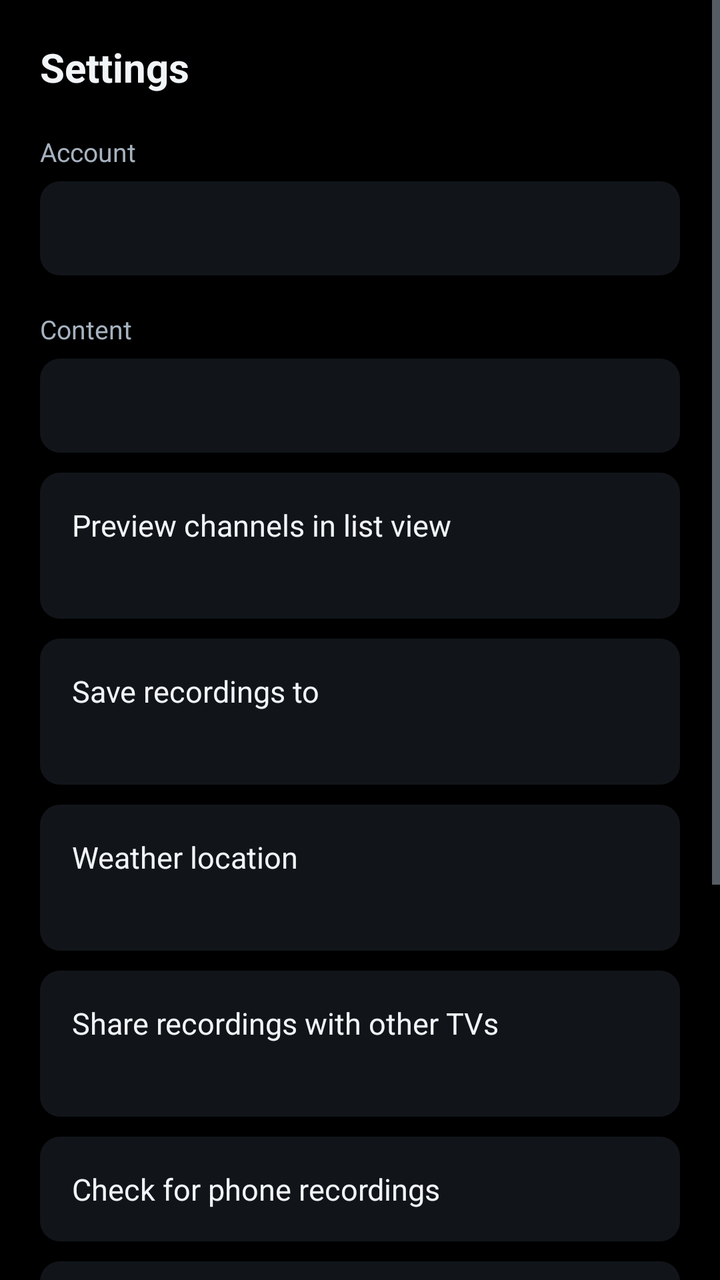
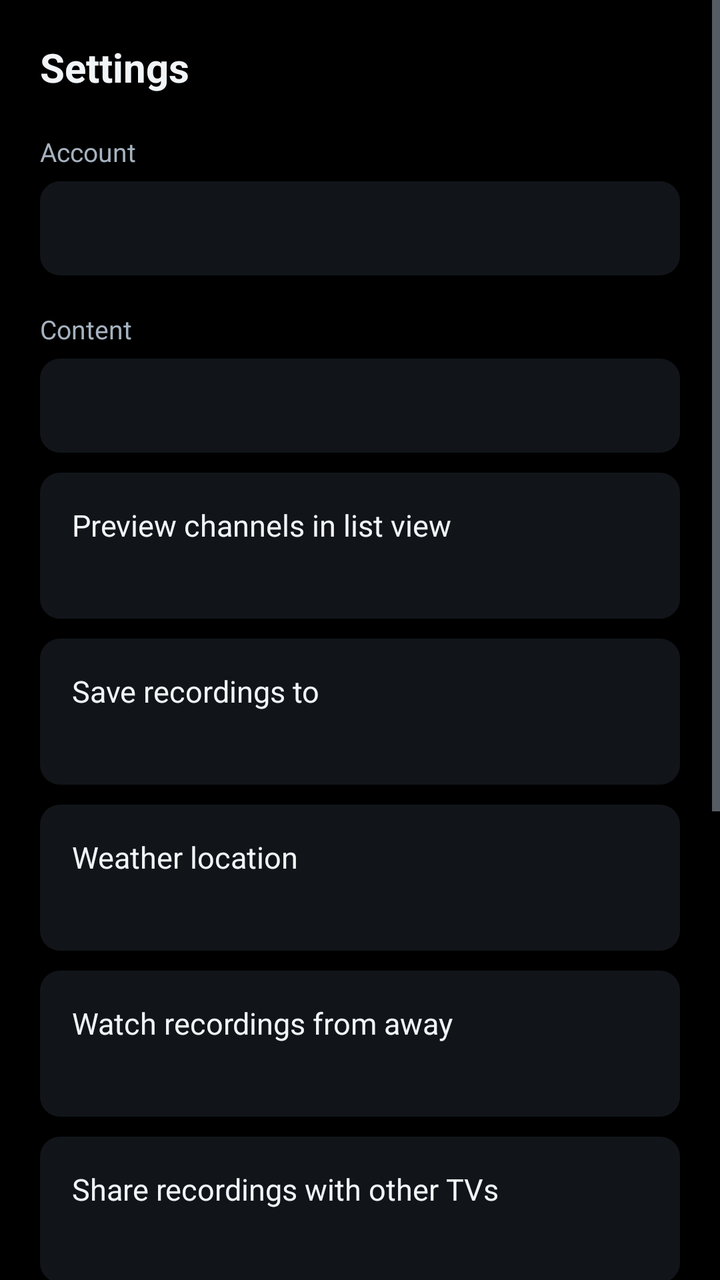

Compare the two renders of this Android layout. The source of the first and the diff that turns it into the second are given below.
<!-- AndroidManifest.xml: application theme AppTheme -->
<!-- res/layout/activity_settings.xml -->
<?xml version="1.0" encoding="utf-8"?>
<ScrollView xmlns:android="http://schemas.android.com/apk/res/android"
    android:layout_width="match_parent"
    android:layout_height="match_parent"
    android:background="@color/bg_base"
    android:fillViewport="true">

    <LinearLayout
        android:layout_width="match_parent"
        android:layout_height="wrap_content"
        android:orientation="vertical"
        android:padding="20dp">

        <TextView
            android:layout_width="wrap_content"
            android:layout_height="wrap_content"
            android:text="@string/settings"
            android:textColor="@color/text_primary"
            android:textSize="20sp"
            android:textStyle="bold" />

        <TextView
            android:layout_width="wrap_content"
            android:layout_height="wrap_content"
            android:layout_marginTop="20dp"
            android:text="@string/account"
            android:textColor="@color/text_secondary"
            android:textSize="13sp" />

        <TextView
            android:id="@+id/accountSummary"
            android:layout_width="match_parent"
            android:layout_height="wrap_content"
            android:layout_marginTop="6dp"
            android:background="@drawable/bg_row"
            android:lineSpacingExtra="4dp"
            android:padding="14dp"
            android:textColor="@color/text_primary"
            android:textSize="14sp" />

        <TextView
            android:layout_width="wrap_content"
            android:layout_height="wrap_content"
            android:layout_marginTop="18dp"
            android:text="@string/content"
            android:textColor="@color/text_secondary"
            android:textSize="13sp" />

        <TextView
            android:id="@+id/catalogueSummary"
            android:layout_width="match_parent"
            android:layout_height="wrap_content"
            android:layout_marginTop="6dp"
            android:background="@drawable/bg_row"
            android:padding="14dp"
            android:textColor="@color/text_primary"
            android:textSize="14sp" />

        <LinearLayout
            android:id="@+id/previewRow"
            android:layout_width="match_parent"
            android:layout_height="wrap_content"
            android:layout_marginTop="10dp"
            android:background="@drawable/bg_row"
            android:clickable="true"
            android:focusable="true"
            android:orientation="vertical"
            android:padding="16dp">

            <TextView
                android:layout_width="match_parent"
                android:layout_height="wrap_content"
                android:text="@string/channel_preview"
                android:textColor="@color/text_primary"
                android:textSize="15sp" />

            <TextView
                android:id="@+id/previewState"
                android:layout_width="match_parent"
                android:layout_height="wrap_content"
                android:layout_marginTop="3dp"
                android:textColor="@color/text_secondary"
                android:textSize="13sp" />
        </LinearLayout>

        
        <LinearLayout
            android:id="@+id/storageRow"
            android:layout_width="match_parent"
            android:layout_height="wrap_content"
            android:layout_marginTop="10dp"
            android:background="@drawable/bg_row"
            android:clickable="true"
            android:focusable="true"
            android:orientation="vertical"
            android:padding="16dp">

            <TextView
                android:layout_width="match_parent"
                android:layout_height="wrap_content"
                android:text="@string/recording_storage_row"
                android:textColor="@color/text_primary"
                android:textSize="15sp" />

            <TextView
                android:id="@+id/storageState"
                android:layout_width="match_parent"
                android:layout_height="wrap_content"
                android:layout_marginTop="3dp"
                android:textColor="@color/text_secondary"
                android:textSize="13sp" />
        </LinearLayout>

        <LinearLayout
            android:id="@+id/weatherRow"
            android:layout_width="match_parent"
            android:layout_height="wrap_content"
            android:layout_marginTop="10dp"
            android:background="@drawable/bg_row"
            android:clickable="true"
            android:focusable="true"
            android:orientation="vertical"
            android:padding="16dp">

            <TextView
                android:layout_width="match_parent"
                android:layout_height="wrap_content"
                android:text="@string/weather_town_row"
                android:textColor="@color/text_primary"
                android:textSize="15sp" />

            <TextView
                android:id="@+id/weatherState"
                android:layout_width="match_parent"
                android:layout_height="wrap_content"
                android:layout_marginTop="3dp"
                android:textColor="@color/text_secondary"
                android:textSize="13sp" />
        </LinearLayout>

        <LinearLayout
            android:id="@+id/shareRow"
            android:layout_width="match_parent"
            android:layout_height="wrap_content"
            android:layout_marginTop="10dp"
            android:background="@drawable/bg_row"
            android:clickable="true"
            android:focusable="true"
            android:orientation="vertical"
            android:padding="16dp">

            <TextView
                android:layout_width="match_parent"
                android:layout_height="wrap_content"
                android:text="@string/share_row"
                android:textColor="@color/text_primary"
                android:textSize="15sp" />

            <TextView
                android:id="@+id/shareState"
                android:layout_width="match_parent"
                android:layout_height="wrap_content"
                android:layout_marginTop="3dp"
                android:textColor="@color/text_secondary"
                android:textSize="13sp" />
        </LinearLayout>

        <TextView
            android:id="@+id/phoneRow"
            android:layout_width="match_parent"
            android:layout_height="wrap_content"
            android:layout_marginTop="10dp"
            android:background="@drawable/bg_row"
            android:clickable="true"
            android:focusable="true"
            android:padding="16dp"
            android:text="@string/phone_recordings"
            android:textColor="@color/text_primary"
            android:textSize="15sp" />

        <TextView
            android:id="@+id/checkRow"
            android:layout_width="match_parent"
            android:layout_height="wrap_content"
            android:layout_marginTop="10dp"
            android:background="@drawable/bg_row"
            android:clickable="true"
            android:focusable="true"
            android:padding="16dp"
            android:text="@string/check_device"
            android:textColor="@color/text_primary"
            android:textSize="15sp" />

        <TextView
            android:id="@+id/refreshRow"
            android:layout_width="match_parent"
            android:layout_height="wrap_content"
            android:layout_marginTop="10dp"
            android:background="@drawable/bg_row"
            android:clickable="true"
            android:focusable="true"
            android:padding="16dp"
            android:text="@string/refresh_content"
            android:textColor="@color/text_primary"
            android:textSize="15sp" />

        <TextView
            android:id="@+id/clearSearchRow"
            android:layout_width="match_parent"
            android:layout_height="wrap_content"
            android:layout_marginTop="10dp"
            android:background="@drawable/bg_row"
            android:clickable="true"
            android:focusable="true"
            android:padding="16dp"
            android:text="@string/clear_searches"
            android:textColor="@color/text_primary"
            android:textSize="15sp" />

        <TextView
            android:id="@+id/errorRow"
            android:layout_width="match_parent"
            android:layout_height="wrap_content"
            android:layout_marginTop="10dp"
            android:background="@drawable/bg_row"
            android:clickable="true"
            android:focusable="true"
            android:padding="16dp"
            android:text="@string/last_error"
            android:textColor="@color/text_primary"
            android:textSize="15sp"
            android:visibility="gone" />

        <TextView
            android:id="@+id/signOutRow"
            android:layout_width="match_parent"
            android:layout_height="wrap_content"
            android:layout_marginTop="10dp"
            android:background="@drawable/bg_row"
            android:clickable="true"
            android:focusable="true"
            android:padding="16dp"
            android:text="@string/sign_out"
            android:textColor="@color/text_primary"
            android:textSize="15sp" />

        <TextView
            android:id="@+id/versionLabel"
            android:layout_width="match_parent"
            android:layout_height="wrap_content"
            android:layout_marginTop="20dp"
            android:gravity="center"
            android:textColor="@color/text_secondary"
            android:textSize="12sp" />
    </LinearLayout>
</ScrollView>
<!-- resources referenced by this layout -->
<resources>
  <color name="bg_base">#FF000000</color>
  <color name="text_primary">#FFF2F5F8</color>
  <color name="text_secondary">#FFA6B2BF</color>
  <!-- drawable bg_row (drawable) -->
  <?xml version="1.0" encoding="utf-8"?>
  <selector xmlns:android="http://schemas.android.com/apk/res/android">
      <item android:state_focused="true">
          <shape android:shape="rectangle">
              <solid android:color="@color/focus_fill" />
              <corners android:radius="10dp" />
          </shape>
      </item>
      <item android:state_pressed="true">
          <shape android:shape="rectangle">
              <solid android:color="@color/focus_fill" />
              <corners android:radius="10dp" />
          </shape>
      </item>
      <item>
          <shape android:shape="rectangle">
              <solid android:color="@color/bg_surface" />
              <corners android:radius="10dp" />
          </shape>
      </item>
  </selector>
  <string name="account">Account</string>
  <string name="channel_preview">Preview channels in list view</string>
  <string name="check_device">Check my device</string>
  <string name="clear_searches">Clear recent searches</string>
  <string name="content">Content</string>
  <string name="last_error">View last error report</string>
  <string name="phone_recordings">Check for phone recordings</string>
  <string name="recording_storage_row">Save recordings to</string>
  <string name="refresh_content">Refresh content now</string>
  <string name="settings">Settings</string>
  <string name="share_row">Share recordings with other TVs</string>
  <string name="sign_out">Sign out</string>
  <string name="weather_town_row">Weather location</string>
  <style name="AppTheme" parent="Theme.Material3.Dark.NoActionBar">
          <item name="colorPrimary">@color/brand_primary</item>
          <item name="colorPrimaryDark">@color/brand_primary_dark</item>
          <item name="colorSecondary">@color/brand_accent</item>
          <item name="android:windowBackground">@color/bg_base</item>
          <item name="android:statusBarColor">@color/bg_base</item>
          <item name="android:navigationBarColor">@color/bg_base</item>
          <item name="android:textColorPrimary">@color/text_primary</item>
          <item name="android:textColorSecondary">@color/text_secondary</item>
          
          <item name="alertDialogTheme">@style/JohnnyDialog</item>
      </style>
  <color name="focus_fill">#FF2E7DF7</color>
  <color name="bg_surface">#FF111519</color>
  <color name="brand_primary">#FF2E7DF7</color>
  <color name="brand_primary_dark">#FF1B4FA8</color>
  <color name="brand_accent">#FF32D6A0</color>
  <style name="JohnnyDialog" parent="ThemeOverlay.AppCompat.Dialog.Alert">
          <item name="android:background">@color/bg_surface</item>
          <item name="android:textColor">@color/text_primary</item>
          <item name="android:textColorPrimary">@color/text_primary</item>
          <item name="android:textColorSecondary">@color/text_secondary</item>
          <item name="colorAccent">@color/brand_primary</item>
      </style>
</resources>

<!-- the commit's change to res/layout/activity_settings.xml (unified diff, before → after) -->
@@ -139,6 +139,33 @@
         </LinearLayout>
 
         <LinearLayout
+            android:id="@+id/awayRow"
+            android:layout_width="match_parent"
+            android:layout_height="wrap_content"
+            android:layout_marginTop="10dp"
+            android:background="@drawable/bg_row"
+            android:clickable="true"
+            android:focusable="true"
+            android:orientation="vertical"
+            android:padding="16dp">
+
+            <TextView
+                android:layout_width="match_parent"
+                android:layout_height="wrap_content"
+                android:text="@string/away_row"
+                android:textColor="@color/text_primary"
+                android:textSize="15sp" />
+
+            <TextView
+                android:id="@+id/awayState"
+                android:layout_width="match_parent"
+                android:layout_height="wrap_content"
+                android:layout_marginTop="3dp"
+                android:textColor="@color/text_secondary"
+                android:textSize="13sp" />
+        </LinearLayout>
+
+        <LinearLayout
             android:id="@+id/shareRow"
             android:layout_width="match_parent"
             android:layout_height="wrap_content"
<!-- resource entries referenced after the edit -->
@@ -26,6 +26,7 @@
       </item>
   </selector>
   <string name="account">Account</string>
+  <string name="away_row">Watch recordings from away</string>
   <string name="channel_preview">Preview channels in list view</string>
   <string name="check_device">Check my device</string>
   <string name="clear_searches">Clear recent searches</string>
